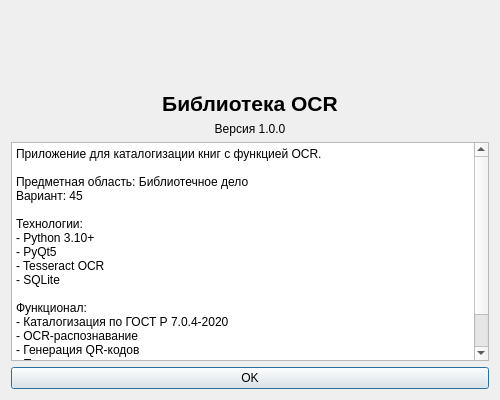
ivankrtulgu/kurs_kod_MTP_6_sem, file ui/forms/about_dialog.ui: the form before one commit.
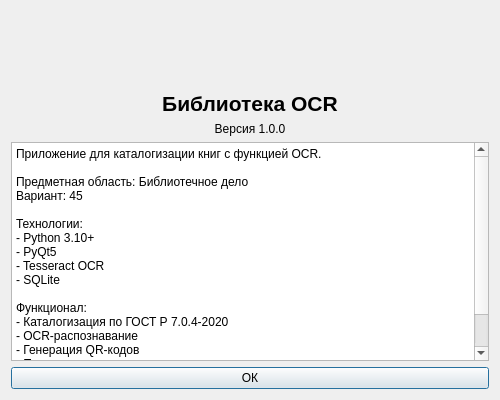
The form after the commit.

The edit to the form file:
```diff
--- a/ui/forms/about_dialog.ui
+++ b/ui/forms/about_dialog.ui
@@ -96,7 +96,7 @@
    <item>
     <widget class="QPushButton" name="btn_ok">
      <property name="text">
-      <string>OK</string>
+      <string>ОК</string>
      </property>
      <property name="objectName">
       <string>btn_ok</string>
```
